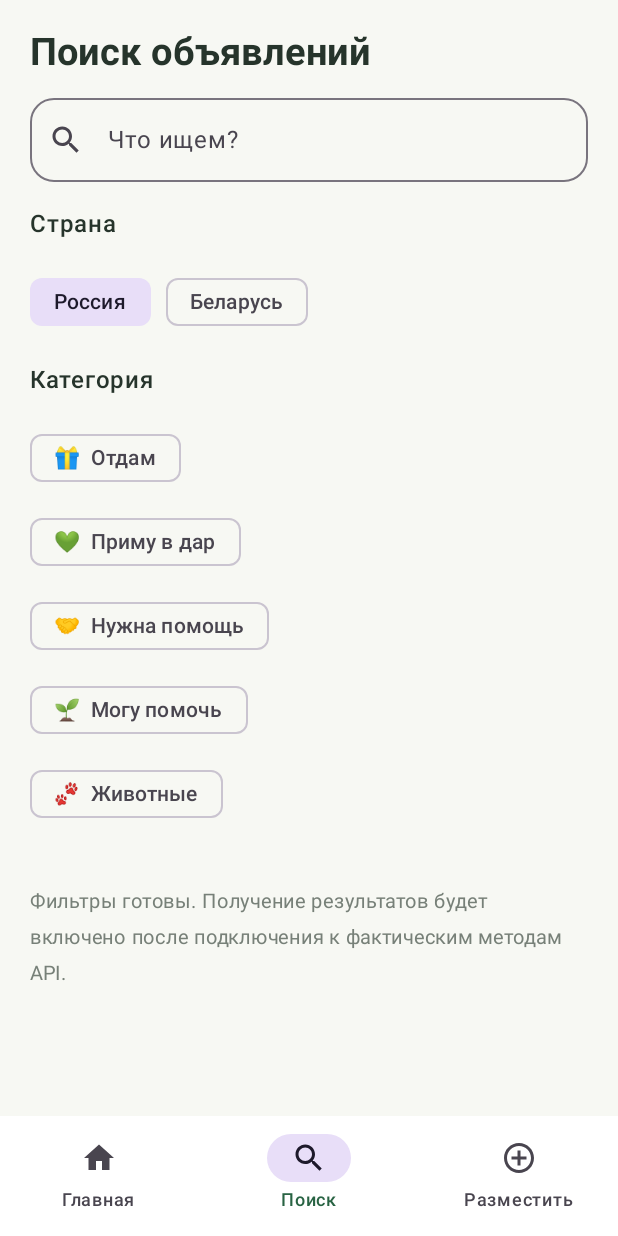
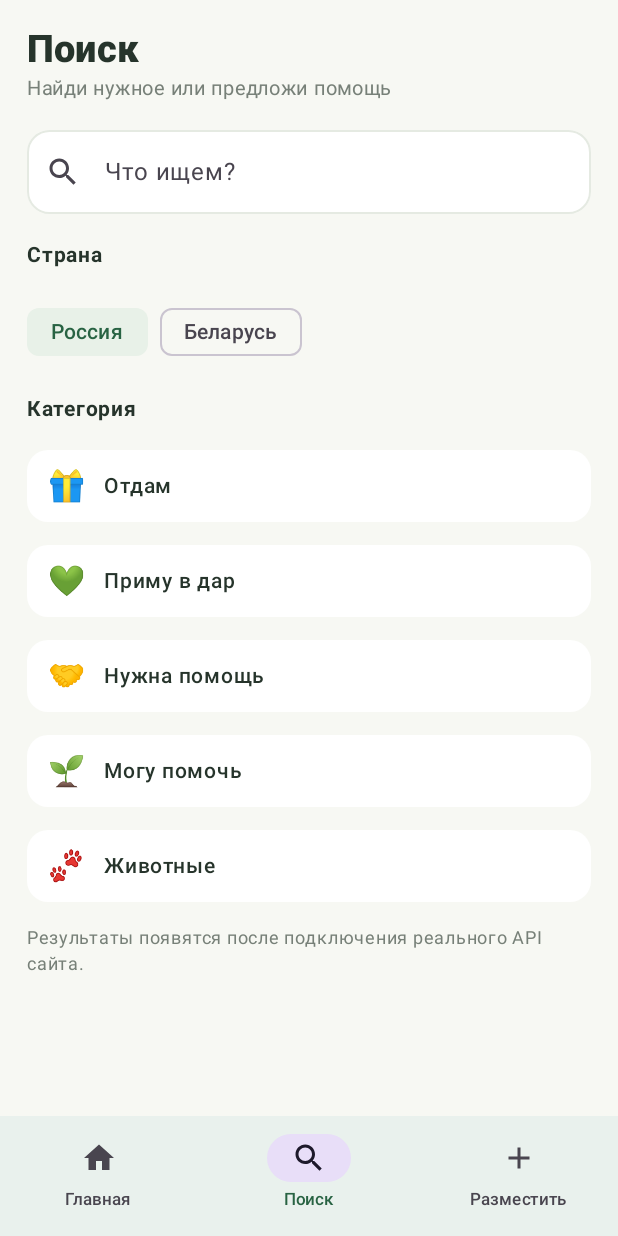
Before and after one commit to inov771-alt/4lov-android, an Android app built with Jetpack Compose: the screen it shows after launch (MainActivity), item 2 of the bottom bar chosen, on a phone screen of 412 x 824 dp. Run offline under Robolectric (Android 15) with nearby library versions, the phone set to English and light mode, and no system bars.

Commit message:
Redesign app home with compact category grid

```diff
--- a/app/src/main/java/ru/fourlov/app/MainActivity.kt
+++ b/app/src/main/java/ru/fourlov/app/MainActivity.kt
@@ -11,14 +11,17 @@ import androidx.compose.foundation.lazy.items
 import androidx.compose.foundation.shape.CircleShape
 import androidx.compose.foundation.shape.RoundedCornerShape
 import androidx.compose.material.icons.Icons
-import androidx.compose.material.icons.filled.AddCircleOutline
+import androidx.compose.material.icons.filled.Add
+import androidx.compose.material.icons.filled.ArrowForward
 import androidx.compose.material.icons.filled.FavoriteBorder
 import androidx.compose.material.icons.filled.Home
+import androidx.compose.material.icons.filled.LocationOn
 import androidx.compose.material.icons.filled.Search
 import androidx.compose.material3.*
 import androidx.compose.runtime.*
 import androidx.compose.ui.Alignment
 import androidx.compose.ui.Modifier
+import androidx.compose.ui.draw.clip
 import androidx.compose.ui.text.font.FontWeight
 import androidx.compose.ui.text.style.TextAlign
 import androidx.compose.ui.unit.dp
@@ -46,24 +49,32 @@ private fun FourLovApp() {
     Scaffold(
         containerColor = Background,
         bottomBar = {
-            NavigationBar(containerColor = SurfaceWhite) {
+            NavigationBar(
+                containerColor = SurfaceWhite,
+                contentColor = GreenDark,
+                tonalElevation = 8.dp,
+                windowInsets = NavigationBarDefaults.windowInsets
+            ) {
                 NavigationBarItem(
                     selected = tab == AppTab.HOME,
                     onClick = { tab = AppTab.HOME },
-                    icon = { Icon(Icons.Default.Home, null) },
-                    label = { Text("Главная") }
+                    icon = { Icon(Icons.Default.Home, contentDescription = "Главная") },
+                    label = { Text("Главная", fontSize = 11.sp) },
+                    alwaysShowLabel = true
                 )
                 NavigationBarItem(
                     selected = tab == AppTab.SEARCH,
                     onClick = { tab = AppTab.SEARCH },
-                    icon = { Icon(Icons.Default.Search, null) },
-                    label = { Text("Поиск") }
+                    icon = { Icon(Icons.Default.Search, contentDescription = "Поиск") },
+                    label = { Text("Поиск", fontSize = 11.sp) },
+                    alwaysShowLabel = true
                 )
                 NavigationBarItem(
                     selected = tab == AppTab.PUBLISH,
                     onClick = { tab = AppTab.PUBLISH },
-                    icon = { Icon(Icons.Default.AddCircleOutline, null) },
-                    label = { Text("Разместить") }
+                    icon = { Icon(Icons.Default.Add, contentDescription = "Разместить") },
+                    label = { Text("Разместить", fontSize = 11.sp) },
+                    alwaysShowLabel = true
                 )
             }
         }
@@ -72,8 +83,12 @@ private fun FourLovApp() {
             AppTab.HOME -> HomeScreen(
                 modifier = Modifier.padding(padding),
                 selectedCategory = selectedCategory,
-                onCategory = { selectedCategory = if (selectedCategory == it) null else it },
-                onSearch = { tab = AppTab.SEARCH }
+                onCategory = {
+                    selectedCategory = if (selectedCategory == it) null else it
+                    tab = AppTab.SEARCH
+                },
+                onSearch = { tab = AppTab.SEARCH },
+                country = country
             )
             AppTab.SEARCH -> SearchScreen(
                 modifier = Modifier.padding(padding),
@@ -94,80 +109,155 @@ private fun HomeScreen(
     modifier: Modifier,
     selectedCategory: Category?,
     onCategory: (Category) -> Unit,
-    onSearch: () -> Unit
+    onSearch: () -> Unit,
+    country: String
 ) {
     LazyColumn(
         modifier = modifier.fillMaxSize(),
-        contentPadding = PaddingValues(start = 20.dp, end = 20.dp, top = 22.dp, bottom = 24.dp),
+        contentPadding = PaddingValues(start = 18.dp, end = 18.dp, top = 12.dp, bottom = 22.dp),
         verticalArrangement = Arrangement.spacedBy(18.dp)
     ) {
         item {
-            Row(verticalAlignment = Alignment.CenterVertically) {
+            Row(
+                modifier = Modifier.fillMaxWidth(),
+                verticalAlignment = Alignment.CenterVertically
+            ) {
                 Box(
-                    modifier = Modifier.size(48.dp).background(Green, RoundedCornerShape(16.dp)),
+                    modifier = Modifier.size(44.dp).clip(RoundedCornerShape(14.dp)).background(Green),
                     contentAlignment = Alignment.Center
-                ) { Text("4♡", color = SurfaceWhite, fontSize = 23.sp, fontWeight = FontWeight.Bold) }
-                Spacer(Modifier.width(12.dp))
-                Column {
-                    Text("4LOV", fontSize = 23.sp, fontWeight = FontWeight.Bold, color = TextPrimary)
-                    Text("Пространство взаимопомощи", color = TextSecondary, fontSize = 12.sp)
+                ) {
+                    Text("4♡", color = SurfaceWhite, fontSize = 22.sp, fontWeight = FontWeight.ExtraBold)
+                }
+                Spacer(Modifier.width(10.dp))
+                Column(Modifier.weight(1f), verticalArrangement = Arrangement.spacedBy(1.dp)) {
+                    Text("4LOV", color = TextPrimary, fontSize = 21.sp, fontWeight = FontWeight.ExtraBold, letterSpacing = (-0.5).sp)
+                    Text("Добро начинается рядом", color = TextSecondary, fontSize = 11.sp)
+                }
+                Row(
+                    modifier = Modifier.clip(CircleShape).background(SurfaceWhite).padding(horizontal = 10.dp, vertical = 8.dp),
+                    verticalAlignment = Alignment.CenterVertically
+                ) {
+                    Icon(Icons.Default.LocationOn, null, tint = Green, modifier = Modifier.size(16.dp))
+                    Spacer(Modifier.width(4.dp))
+                    Text(country, color = TextPrimary, fontSize = 12.sp, fontWeight = FontWeight.Medium)
                 }
             }
         }
         item {
-            Column(
-                modifier = Modifier.fillMaxWidth().background(GreenPale, RoundedCornerShape(24.dp)).padding(20.dp)
+            Row(
+                modifier = Modifier.fillMaxWidth()
+                    .clip(RoundedCornerShape(16.dp))
+                    .background(SurfaceWhite)
+                    .clickable(onClick = onSearch)
+                    .padding(horizontal = 14.dp, vertical = 14.dp),
+                verticalAlignment = Alignment.CenterVertically
             ) {
-                Text("Добро начинается рядом", fontSize = 24.sp, lineHeight = 29.sp, fontWeight = FontWeight.Bold, color = GreenDark)
-                Spacer(Modifier.height(8.dp))
-                Text("Отдай то, что не нужно. Найди то, что важно. Помоги тем, кому нужна поддержка.", color = TextPrimary, lineHeight = 21.sp)
-                Spacer(Modifier.height(16.dp))
-                Button(onClick = onSearch, shape = RoundedCornerShape(14.dp)) {
-                    Icon(Icons.Default.Search, null, modifier = Modifier.size(18.dp))
-                    Spacer(Modifier.width(8.dp))
-                    Text("Найти объявление")
+                Icon(Icons.Default.Search, null, tint = TextSecondary)
+                Spacer(Modifier.width(10.dp))
+                Text("Что ищем?", color = TextSecondary, fontSize = 14.sp, modifier = Modifier.weight(1f))
+                Icon(Icons.Default.ArrowForward, null, tint = Green, modifier = Modifier.size(18.dp))
             }
         }
+        item {
+            Row(verticalAlignment = Alignment.CenterVertically) {
+                Column(Modifier.weight(1f)) {
+                    Text("Направления", fontSize = 19.sp, fontWeight = FontWeight.Bold, color = TextPrimary)
+                    Text("Каждый может помочь", fontSize = 12.sp, color = TextSecondary)
                 }
-        item { Text("Выбери направление", fontSize = 20.sp, fontWeight = FontWeight.Bold, color = TextPrimary) }
-        items(categories.size) { index ->
-            val category = categories[index]
-            CategoryRow(category, selectedCategory == category) { onCategory(category) }
+                Text("5 категорий", color = GreenDark, fontSize = 11.sp, fontWeight = FontWeight.SemiBold)
+            }
+        }
+        items(categories.chunked(2)) { pair ->
+            Row(horizontalArrangement = Arrangement.spacedBy(10.dp)) {
+                pair.forEach { category ->
+                    CategoryTile(
+                        category = category,
+                        selected = selectedCategory == category,
+                        modifier = Modifier.weight(1f),
+                        onClick = { onCategory(category) }
+                    )
+                }
+                if (pair.size == 1) Spacer(Modifier.weight(1f))
+            }
+        }
+        item {
+            Row(verticalAlignment = Alignment.CenterVertically) {
+                Column(Modifier.weight(1f)) {
+                    Text("Свежие объявления", fontSize = 19.sp, fontWeight = FontWeight.Bold, color = TextPrimary)
+                    Text("Хорошие вещи находят новых хозяев", fontSize = 12.sp, color = TextSecondary)
+                }
+                Icon(Icons.Default.FavoriteBorder, null, tint = Green, modifier = Modifier.size(21.dp))
+            }
         }
         item {
             Column(
-                modifier = Modifier.fillMaxWidth().background(SurfaceWhite, RoundedCornerShape(20.dp)).padding(18.dp),
+                modifier = Modifier.fillMaxWidth()
+                    .clip(RoundedCornerShape(20.dp))
+                    .background(SurfaceWhite)
+                    .padding(horizontal = 22.dp, vertical = 24.dp),
                 horizontalAlignment = Alignment.CenterHorizontally
             ) {
-                Icon(Icons.Default.FavoriteBorder, null, tint = Green, modifier = Modifier.size(28.dp))
-                Spacer(Modifier.height(8.dp))
-                Text("Объявления появятся после подключения сервера", fontWeight = FontWeight.SemiBold, textAlign = TextAlign.Center)
-                Spacer(Modifier.height(4.dp))
-                Text("Сейчас мы настраиваем связь приложения с 4lov.ru. Никаких вымышленных объявлений здесь нет.", color = TextSecondary, textAlign = TextAlign.Center, fontSize = 13.sp)
+                Box(
+                    modifier = Modifier.size(52.dp).clip(CircleShape).background(GreenPale),
+                    contentAlignment = Alignment.Center
+                ) {
+                    Icon(Icons.Default.FavoriteBorder, null, tint = Green, modifier = Modifier.size(25.dp))
+                }
+                Spacer(Modifier.height(12.dp))
+                Text("Пока здесь тихо", color = TextPrimary, fontSize = 16.sp, fontWeight = FontWeight.Bold)
+                Spacer(Modifier.height(5.dp))
+                Text(
+                    "Как только подключим получение объявлений с 4lov.ru, они появятся здесь.",
+                    color = TextSecondary,
+                    fontSize = 12.sp,
+                    lineHeight = 18.sp,
+                    textAlign = TextAlign.Center
+                )
             }
         }
     }
 }
 
 @Composable
-private fun CategoryRow(category: Category, selected: Boolean, onClick: () -> Unit) {
-    Row(
-        modifier = Modifier.fillMaxWidth()
-            .background(if (selected) GreenPale else SurfaceWhite, RoundedCornerShape(18.dp))
+private fun CategoryTile(
+    category: Category,
+    selected: Boolean,
+    modifier: Modifier = Modifier,
+    onClick: () -> Unit
+) {
+    Column(
+        modifier = modifier
+            .clip(RoundedCornerShape(18.dp))
+            .background(if (selected) GreenPale else SurfaceWhite)
             .clickable(onClick = onClick)
-            .padding(16.dp),
-        verticalAlignment = Alignment.CenterVertically
+            .padding(horizontal = 13.dp, vertical = 14.dp),
+        verticalArrangement = Arrangement.spacedBy(8.dp)
     ) {
+        Row(verticalAlignment = Alignment.CenterVertically) {
             Box(
-            modifier = Modifier.size(48.dp).background(if (selected) SurfaceWhite else Background, CircleShape),
+                modifier = Modifier.size(38.dp).clip(RoundedCornerShape(12.dp))
+                    .background(if (selected) SurfaceWhite else Background),
                 contentAlignment = Alignment.Center
-        ) { Text(category.symbol, fontSize = 23.sp) }
-        Spacer(Modifier.width(14.dp))
-        Column(Modifier.weight(1f)) {
-            Text(category.title, fontWeight = FontWeight.SemiBold, fontSize = 16.sp, color = TextPrimary)
-            Text(category.subtitle, fontSize = 12.sp, color = TextSecondary)
+            ) {
+                Text(category.symbol, fontSize = 21.sp)
             }
-        Text(if (selected) "✓" else "›", color = Green, fontSize = 22.sp, fontWeight = FontWeight.Bold)
+            Spacer(Modifier.weight(1f))
+            Icon(Icons.Default.ArrowForward, null, tint = Green, modifier = Modifier.size(16.dp))
+        }
+        Text(
+            category.title,
+            color = TextPrimary,
+            fontSize = 14.sp,
+            fontWeight = FontWeight.Bold,
+            maxLines = 1
+        )
+        Text(
+            category.subtitle,
+            color = TextSecondary,
+            fontSize = 10.sp,
+            lineHeight = 14.sp,
+            minLines = 2
+        )
     }
 }
 
@@ -181,59 +271,98 @@ private fun SearchScreen(
     category: Category?,
     onCategory: (Category?) -> Unit
 ) {
-    Column(modifier.fillMaxSize().padding(20.dp), verticalArrangement = Arrangement.spacedBy(16.dp)) {
-        Text("Поиск объявлений", fontSize = 25.sp, fontWeight = FontWeight.Bold, color = TextPrimary)
+    LazyColumn(
+        modifier = modifier.fillMaxSize(),
+        contentPadding = PaddingValues(18.dp),
+        verticalArrangement = Arrangement.spacedBy(15.dp)
+    ) {
+        item {
+            Text("Поиск", fontSize = 25.sp, fontWeight = FontWeight.ExtraBold, color = TextPrimary)
+            Text("Найди нужное или предложи помощь", color = TextSecondary, fontSize = 13.sp)
+        }
+        item {
             OutlinedTextField(
                 value = query,
                 onValueChange = onQuery,
                 modifier = Modifier.fillMaxWidth(),
                 placeholder = { Text("Что ищем?") },
                 leadingIcon = { Icon(Icons.Default.Search, null) },
-            shape = RoundedCornerShape(16.dp),
-            singleLine = true
+                shape = RoundedCornerShape(15.dp),
+                singleLine = true,
+                colors = OutlinedTextFieldDefaults.colors(
+                    focusedBorderColor = Green,
+                    unfocusedBorderColor = BorderSoft,
+                    focusedContainerColor = SurfaceWhite,
+                    unfocusedContainerColor = SurfaceWhite
                 )
-        Text("Страна", fontWeight = FontWeight.SemiBold)
-        Row(horizontalArrangement = Arrangement.spacedBy(10.dp)) {
-            FilterChip(selected = country == "Россия", onClick = { onCountry("Россия") }, label = { Text("Россия") })
-            FilterChip(selected = country == "Беларусь", onClick = { onCountry("Беларусь") }, label = { Text("Беларусь") })
+            )
         }
-        Text("Категория", fontWeight = FontWeight.SemiBold)
-        Column(verticalArrangement = Arrangement.spacedBy(8.dp)) {
-            categories.forEach { item ->
+        item { Text("Страна", fontWeight = FontWeight.Bold, color = TextPrimary, fontSize = 14.sp) }
+        item {
+            Row(horizontalArrangement = Arrangement.spacedBy(8.dp)) {
                 FilterChip(
-                    selected = category == item,
-                    onClick = { onCategory(if (category == item) null else item) },
-                    label = { Text("${item.symbol}  ${item.title}") }
+                    selected = country == "Россия",
+                    onClick = { onCountry("Россия") },
+                    label = { Text("Россия") },
+                    colors = FilterChipDefaults.filterChipColors(selectedContainerColor = GreenPale, selectedLabelColor = GreenDark)
+                )
+                FilterChip(
+                    selected = country == "Беларусь",
+                    onClick = { onCountry("Беларусь") },
+                    label = { Text("Беларусь") },
+                    colors = FilterChipDefaults.filterChipColors(selectedContainerColor = GreenPale, selectedLabelColor = GreenDark)
                 )
             }
         }
-        Spacer(Modifier.height(4.dp))
+        item { Text("Категория", fontWeight = FontWeight.Bold, color = TextPrimary, fontSize = 14.sp) }
+        items(categories) { item ->
+            Row(
+                modifier = Modifier.fillMaxWidth()
+                    .clip(RoundedCornerShape(14.dp))
+                    .background(if (category == item) GreenPale else SurfaceWhite)
+                    .clickable { onCategory(if (category == item) null else item) }
+                    .padding(horizontal = 14.dp, vertical = 12.dp),
+                verticalAlignment = Alignment.CenterVertically
+            ) {
+                Text(item.symbol, fontSize = 20.sp)
+                Spacer(Modifier.width(11.dp))
+                Text(item.title, color = TextPrimary, fontSize = 14.sp, fontWeight = FontWeight.Medium, modifier = Modifier.weight(1f))
+                if (category == item) Text("✓", color = Green, fontWeight = FontWeight.Bold)
+            }
+        }
+        item {
             Text(
-            "Фильтры готовы. Получение результатов будет включено после подключения к фактическим методам API.",
+                "Результаты появятся после подключения реального API сайта.",
                 color = TextSecondary,
-            fontSize = 13.sp
+                fontSize = 12.sp,
+                lineHeight = 17.sp
             )
+        }
     }
 }
 
 @Composable
 private fun PublishInfoScreen(modifier: Modifier) {
     Column(
-        modifier.fillMaxSize().padding(24.dp),
+        modifier = modifier.fillMaxSize().padding(24.dp),
         horizontalAlignment = Alignment.CenterHorizontally,
         verticalArrangement = Arrangement.Center
     ) {
-        Box(Modifier.size(72.dp).background(GreenPale, CircleShape), contentAlignment = Alignment.Center) {
-            Icon(Icons.Default.AddCircleOutline, null, tint = Green, modifier = Modifier.size(36.dp))
+        Box(
+            Modifier.size(68.dp).clip(CircleShape).background(GreenPale),
+            contentAlignment = Alignment.Center
+        ) {
+            Icon(Icons.Default.Add, null, tint = Green, modifier = Modifier.size(34.dp))
         }
-        Spacer(Modifier.height(18.dp))
-        Text("Разместить объявление", fontSize = 23.sp, fontWeight = FontWeight.Bold, color = TextPrimary)
+        Spacer(Modifier.height(16.dp))
+        Text("Новое объявление", fontSize = 22.sp, fontWeight = FontWeight.Bold, color = TextPrimary)
         Spacer(Modifier.height(8.dp))
         Text(
-            "Форму публикации подключим к существующей серверной логике 4LOV. До проверки реального API отправка не имитируется.",
+            "Форму публикации подключим к существующей логике 4LOV. Пока не будем показывать форму, которая не может отправить объявление.",
             textAlign = TextAlign.Center,
             color = TextSecondary,
-            lineHeight = 21.sp
+            fontSize = 13.sp,
+            lineHeight = 20.sp
         )
     }
 }
```
Lines whose indentation alone changed are shown as unchanged.
